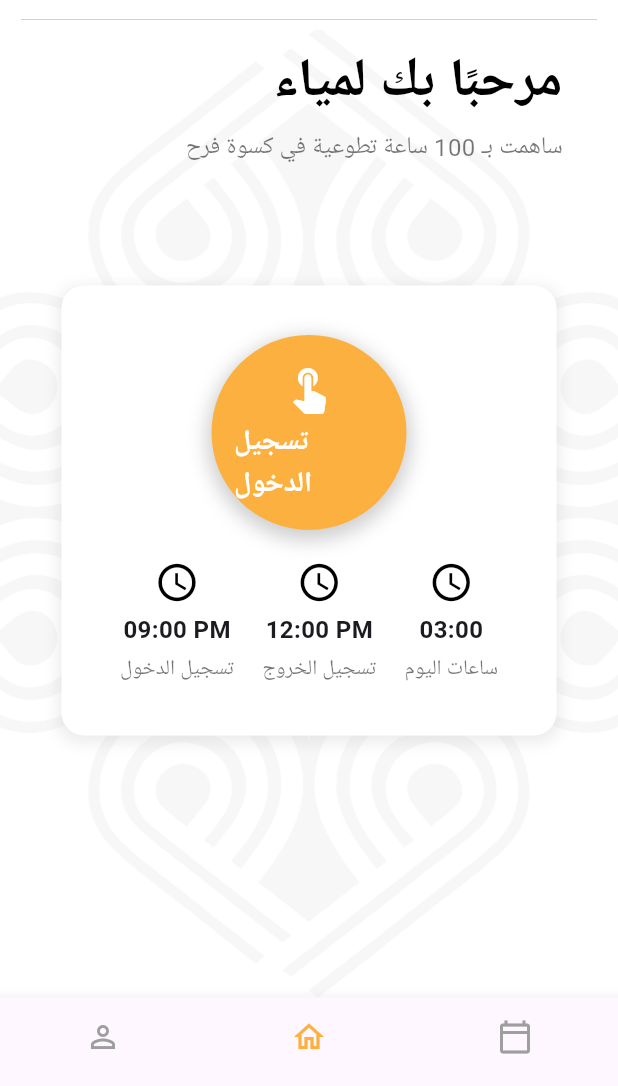
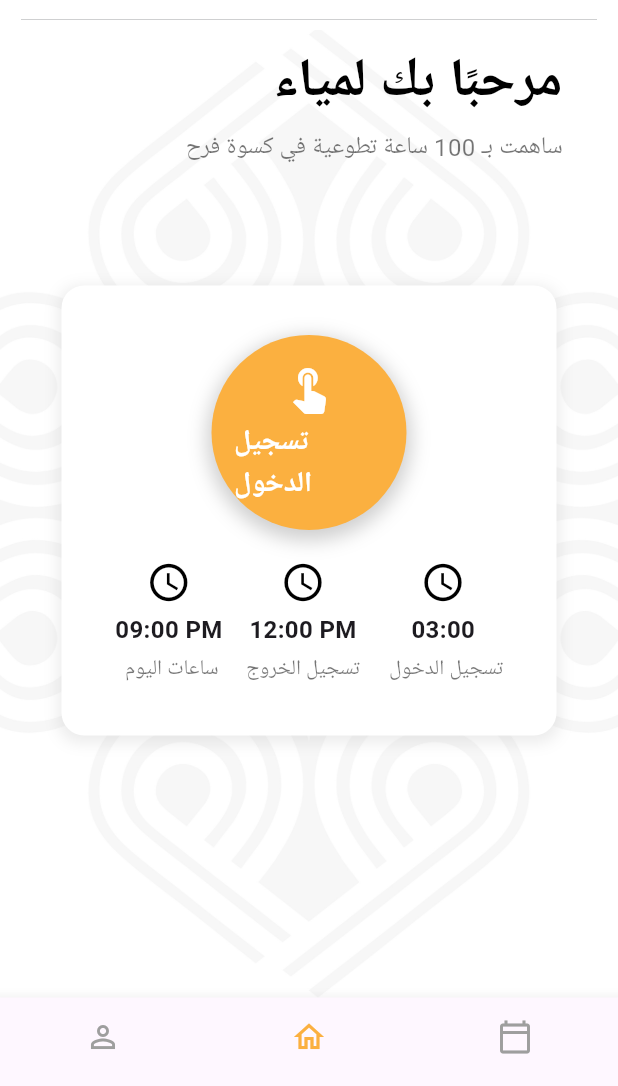
Before and after one commit to amanialosaimi/e7twaa-application, a Flutter app: the HomeScreen screen opened directly, on a phone screen of 412 x 824 dp, the part 150-1236 px from its top. Run offline on Flutter 3.47's test engine with Material 3 defaults, Android fonts, the light colour scheme and no system bars.

Commit message:
Update home_screen.dart

```diff
--- a/Frontend/application/lib/screens/home_screen.dart
+++ b/Frontend/application/lib/screens/home_screen.dart
@@ -11,6 +11,7 @@ class HomeScreen extends StatefulWidget {
 
 class _HomeScreenState extends State<HomeScreen> {
   int _selectedIndex = 1;
+  bool _isPressed = false; // Controls the scale effect on the circle.
 
   void _onItemTapped(int index) {
     print('Tapped index: $index');
@@ -44,7 +45,6 @@ class _HomeScreenState extends State<HomeScreen> {
   Widget build(BuildContext context) {
     return Scaffold(
       backgroundColor: Colors.white,
-
       bottomNavigationBar: BottomNavigationBar(
         currentIndex: _selectedIndex,
         selectedItemColor: const Color(0xFFFBB040),
@@ -67,9 +67,9 @@ class _HomeScreenState extends State<HomeScreen> {
           ),
         ],
       ),
-
       body: Stack(
         children: [
+          // Background image positioned behind the content.
           Positioned(
             top: 120,
             left: 0,
@@ -80,12 +80,12 @@ class _HomeScreenState extends State<HomeScreen> {
               fit: BoxFit.cover,
             ),
           ),
-
           Padding(
             padding: const EdgeInsets.symmetric(horizontal: 14, vertical: 60),
             child: Column(
               crossAxisAlignment: CrossAxisAlignment.start,
               children: [
+                // Header with title and logo.
                 Container(
                   decoration: const BoxDecoration(
                     border: Border(
@@ -112,8 +112,8 @@ class _HomeScreenState extends State<HomeScreen> {
                     ],
                   ),
                 ),
-
                 const SizedBox(height: 15),
+                // Welcome text.
                 Container(
                   padding: const EdgeInsets.only(right: 23),
                   alignment: Alignment.centerRight,
@@ -126,9 +126,7 @@ class _HomeScreenState extends State<HomeScreen> {
                     ),
                   ),
                 ),
-
                 const SizedBox(height: 5),
-
                 Container(
                   padding: const EdgeInsets.only(right: 23),
                   alignment: Alignment.centerRight,
@@ -140,8 +138,8 @@ class _HomeScreenState extends State<HomeScreen> {
                     ),
                   ),
                 ),
-
                 const SizedBox(height: 80),
+                // Central container with the pressable circle and stats.
                 Center(
                   child: Container(
                     width: 330,
@@ -162,6 +160,7 @@ class _HomeScreenState extends State<HomeScreen> {
                     child: Column(
                       mainAxisAlignment: MainAxisAlignment.center,
                       children: [
+                        // Pressable circle button with shrink effect.
                         Container(
                           decoration: BoxDecoration(
                             shape: BoxShape.circle,
@@ -174,12 +173,36 @@ class _HomeScreenState extends State<HomeScreen> {
                               ),
                             ],
                           ),
+                          child: InkWell(
+                            borderRadius: BorderRadius.circular(65),
+                            onTap: () {
+                              print("Circle pressed");
+                              // Add your onTap functionality here.
+                            },
+                            onTapDown: (_) {
+                              setState(() {
+                                _isPressed = true;
+                              });
+                            },
+                            onTapUp: (_) {
+                              setState(() {
+                                _isPressed = false;
+                              });
+                            },
+                            onTapCancel: () {
+                              setState(() {
+                                _isPressed = false;
+                              });
+                            },
+                            child: AnimatedScale(
+                              scale: _isPressed ? 0.95 : 1.0,
+                              duration: const Duration(milliseconds: 100),
                               child: Container(
                                 width: 130,
                                 height: 130,
                                 padding: const EdgeInsets.all(15),
-                            decoration: BoxDecoration(
-                              color: const Color(0xFFFBB040),
+                                decoration: const BoxDecoration(
+                                  color: Color(0xFFFBB040),
                                   shape: BoxShape.circle,
                                 ),
                                 child: Column(
@@ -199,14 +222,16 @@ class _HomeScreenState extends State<HomeScreen> {
                                 ),
                               ),
                             ),
-
+                          ),
+                        ),
                         const SizedBox(height: 20),
+                        // Stat items row.
                         Row(
                           mainAxisAlignment: MainAxisAlignment.spaceEvenly,
                           children: [
-                            _buildStatItem(Icons.access_time_outlined, '09:00 PM', 'تسجيل الدخول', Colors.black),
+                            _buildStatItem(Icons.access_time_outlined, '09:00 PM', ' ساعات اليوم', Colors.black),
                             _buildStatItem(Icons.access_time_outlined, '12:00 PM', 'تسجيل الخروج', Colors.black),
-                            _buildStatItem(Icons.access_time_outlined, '03:00', 'ساعات اليوم', Colors.black),
+                            _buildStatItem(Icons.access_time_outlined, '03:00', ' تسجيل الدخول', Colors.black),
                           ],
                         ),
                       ],
```
Lines whose indentation alone changed are shown as unchanged.
